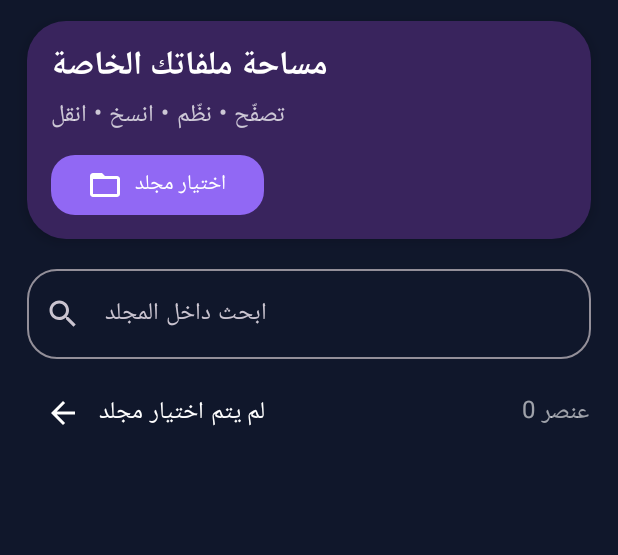
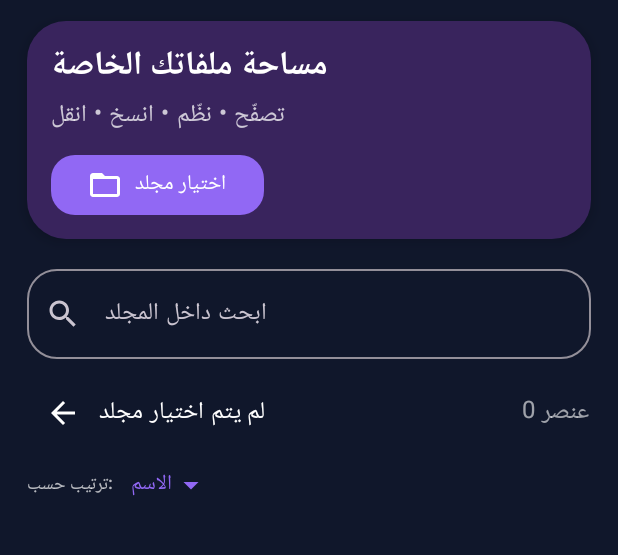
Before and after one commit to gueddich46-lab/BECHIR-FILES-PRO, an Android app built with Jetpack Compose: the screen it shows after launch (MainActivity), on a phone screen of 412 x 824 dp, the part 119-674 px from its top. Run offline under Robolectric (Android 15) with nearby library versions, the phone set to English and light mode, and no system bars.

Commit message:
Add file details dialog and sort by name size date

```diff
--- a/app/src/main/java/com/bechir/filespro/MainActivity.kt
+++ b/app/src/main/java/com/bechir/filespro/MainActivity.kt
@@ -4,6 +4,8 @@ import android.content.Intent
 import android.net.Uri
 import android.os.Bundle
 import android.content.Context
+import java.text.DateFormat
+import java.util.Date
 import androidx.activity.ComponentActivity
 import androidx.activity.compose.setContent
 import androidx.activity.compose.rememberLauncherForActivityResult
@@ -66,6 +68,9 @@ fun FilesApp(persistFolder: (Uri) -> Unit, initialFolder: String?, saveFolder: (
     var nameInput by remember { mutableStateOf("") }
     var clipboard by remember { mutableStateOf<DocumentFile?>(null) }
     var moving by remember { mutableStateOf(false) }
+    var sortMode by remember { mutableStateOf("name") }
+    var sortMenu by remember { mutableStateOf(false) }
+    var detailsTarget by remember { mutableStateOf<DocumentFile?>(null) }
     val context = androidx.compose.ui.platform.LocalContext.current
     LaunchedEffect(initialFolder) {
         if (!initialFolder.isNullOrBlank()) {
@@ -89,11 +94,11 @@ fun FilesApp(persistFolder: (Uri) -> Unit, initialFolder: String?, saveFolder: (
             }
         }
     }
-    val files = remember(current, query, revision) {
+    val files = remember(current, query, revision, sortMode) {
         try {
             current?.listFiles()
                 ?.filter { it.name.orEmpty().contains(query, ignoreCase = true) }
-                ?.sortedWith(compareByDescending<DocumentFile> { it.isDirectory }.thenBy { it.name?.lowercase() })
+                ?.sortedWith(compareByDescending<DocumentFile> { it.isDirectory }.thenComparator { a, b -> when (sortMode) { "size" -> b.length().compareTo(a.length()); "date" -> b.lastModified().compareTo(a.lastModified()); else -> (a.name ?: "").compareTo(b.name ?: "", ignoreCase = true) } })
                 ?: emptyList()
         } catch (_: Exception) { emptyList() }
     }
@@ -149,6 +154,20 @@ fun FilesApp(persistFolder: (Uri) -> Unit, initialFolder: String?, saveFolder: (
                 Text(current?.name ?: "لم يتم اختيار مجلد", color = fg, modifier = Modifier.weight(1f), maxLines = 1, overflow = TextOverflow.Ellipsis)
                 Text("${files.size} عنصر", color = fg.copy(alpha = .6f))
             }
+            Row(verticalAlignment = Alignment.CenterVertically) {
+                Text("ترتيب حسب:", color = fg.copy(alpha = .7f), style = MaterialTheme.typography.labelMedium)
+                Box {
+                    TextButton(onClick = { sortMenu = true }) {
+                        Text(when (sortMode) { "size" -> "الحجم"; "date" -> "التاريخ"; else -> "الاسم" })
+                        Icon(Icons.Default.ArrowDropDown, null)
+                    }
+                    DropdownMenu(expanded = sortMenu, onDismissRequest = { sortMenu = false }) {
+                        listOf("name" to "الاسم", "size" to "الحجم", "date" to "التاريخ").forEach { (mode, title) ->
+                            DropdownMenuItem(text = { Text(title) }, onClick = { sortMode = mode; sortMenu = false })
+                        }
+                    }
+                }
+            }
             if (error.isNotBlank()) Text(error, color = Color(0xFFFF8E8E))
             LazyVerticalGrid(columns = GridCells.Fixed(3), horizontalArrangement = Arrangement.spacedBy(10.dp), verticalArrangement = Arrangement.spacedBy(10.dp), contentPadding = PaddingValues(vertical = 12.dp)) {
                 items(files, key = { it.uri.toString() }) { file ->
@@ -166,6 +185,9 @@ fun FilesApp(persistFolder: (Uri) -> Unit, initialFolder: String?, saveFolder: (
                                         Icon(Icons.Default.DriveFileMove, "نقل", tint = fg, modifier = Modifier.size(18.dp))
                                     }
                                 }
+                                IconButton(onClick = { detailsTarget = file }, modifier = Modifier.size(30.dp)) {
+                                    Icon(Icons.Default.Info, "تفاصيل", tint = fg, modifier = Modifier.size(18.dp))
+                                }
                                 IconButton(onClick = { target = file; nameInput = file.name.orEmpty(); operation = "rename" }, modifier = Modifier.size(30.dp)) { Icon(Icons.Default.Edit, "إعادة تسمية", tint = fg, modifier = Modifier.size(18.dp)) }
                                 IconButton(onClick = { target = file; operation = "delete" }, modifier = Modifier.size(30.dp)) { Icon(Icons.Default.Delete, "حذف", tint = fg, modifier = Modifier.size(18.dp)) }
                             }
@@ -173,6 +195,29 @@ fun FilesApp(persistFolder: (Uri) -> Unit, initialFolder: String?, saveFolder: (
                     }
                 }
             }
+        }
+        if (detailsTarget != null) {
+            val item = detailsTarget!!
+            val bytes = item.length()
+            val readableSize = when {
+                item.isDirectory -> "مجلد"
+                bytes >= 1048576L -> String.format(java.util.Locale.US, "%.2f MB", bytes / 1048576.0)
+                bytes >= 1024L -> String.format(java.util.Locale.US, "%.1f KB", bytes / 1024.0)
+                else -> "$bytes بايت"
+            }
+            AlertDialog(
+                onDismissRequest = { detailsTarget = null },
+                title = { Text("تفاصيل الملف") },
+                text = {
+                    Column(verticalArrangement = Arrangement.spacedBy(8.dp)) {
+                        Text("الاسم: ${item.name ?: "غير معروف"}")
+                        Text("النوع: ${if (item.isDirectory) "مجلد" else item.type ?: "غير معروف"}")
+                        Text("الحجم: $readableSize")
+                        Text("آخر تعديل: ${if (item.lastModified() > 0) DateFormat.getDateTimeInstance().format(Date(item.lastModified())) else "غير متاح"}")
+                    }
+                },
+                confirmButton = { TextButton(onClick = { detailsTarget = null }) { Text("إغلاق") } }
+            )
         }
         if (operation.isNotEmpty()) {
             AlertDialog(
```
